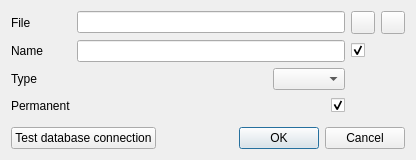
pawelsalawa/sqlitestudio, file trunk/SQLiteStudio3/SQLiteStudio/dialogs/dbdialog.ui: the form before one commit.
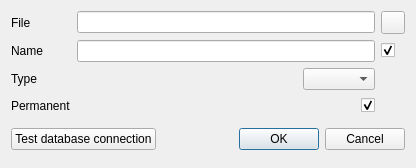
The form after the commit.

Commit message: Fixed problems in dbdialog with handling invalid dbs.

The edit to the form file:
```diff
--- a/trunk/SQLiteStudio3/SQLiteStudio/dialogs/dbdialog.ui
+++ b/trunk/SQLiteStudio3/SQLiteStudio/dialogs/dbdialog.ui
@@ -7,7 +7,7 @@
     <x>0</x>
     <y>0</y>
     <width>416</width>
-    <height>158</height>
+    <height>168</height>
    </rect>
   </property>
   <property name="minimumSize">
@@ -73,7 +73,7 @@
      <item row="0" column="2">
       <layout class="QHBoxLayout" name="horizontalLayout_3">
        <item>
-        <widget class="QToolButton" name="browseLocalButton">
+        <widget class="QToolButton" name="browseButton">
          <property name="toolTip">
           <string>Browse for database file on local computer</string>
          </property>
@@ -82,16 +82,6 @@
          </property>
         </widget>
        </item>
-       <item>
-        <widget class="QToolButton" name="browseRemoteButton">
-         <property name="toolTip">
-          <string>Browse for database on remote SQLiteStudio-enabled computer</string>
-         </property>
-         <property name="text">
-          <string/>
-         </property>
-        </widget>
-       </item>
       </layout>
      </item>
      <item row="0" column="0">
@@ -154,9 +144,19 @@
     </layout>
    </item>
    <item>
+    <widget class="QWidget" name="bottomWidget" native="true">
     <layout class="QHBoxLayout" name="horizontalLayout_2">
+      <property name="leftMargin">
+       <number>0</number>
+      </property>
      <property name="topMargin">
-      <number>5</number>
+       <number>0</number>
+      </property>
+      <property name="rightMargin">
+       <number>0</number>
+      </property>
+      <property name="bottomMargin">
+       <number>0</number>
      </property>
      <item>
       <widget class="QPushButton" name="testConnButton">
@@ -166,25 +166,12 @@
       </widget>
      </item>
      <item>
-      <widget class="QLabel" name="testIcon">
+       <widget class="QLabel" name="testConnIcon">
        <property name="text">
         <string/>
        </property>
       </widget>
      </item>
-     <item>
-      <spacer name="horizontalSpacer_2">
-       <property name="orientation">
-        <enum>Qt::Horizontal</enum>
-       </property>
-       <property name="sizeHint" stdset="0">
-        <size>
-         <width>40</width>
-         <height>20</height>
-        </size>
-       </property>
-      </spacer>
-     </item>
      <item>
       <widget class="QDialogButtonBox" name="buttonBox">
        <property name="orientation">
@@ -199,6 +186,7 @@
       </widget>
      </item>
     </layout>
+    </widget>
    </item>
   </layout>
  </widget>
```
Left out of the diff: 5 changed lines with no effect on the pictures. Lines whose indentation alone changed are shown as unchanged. The commit also changes 12 other files.
